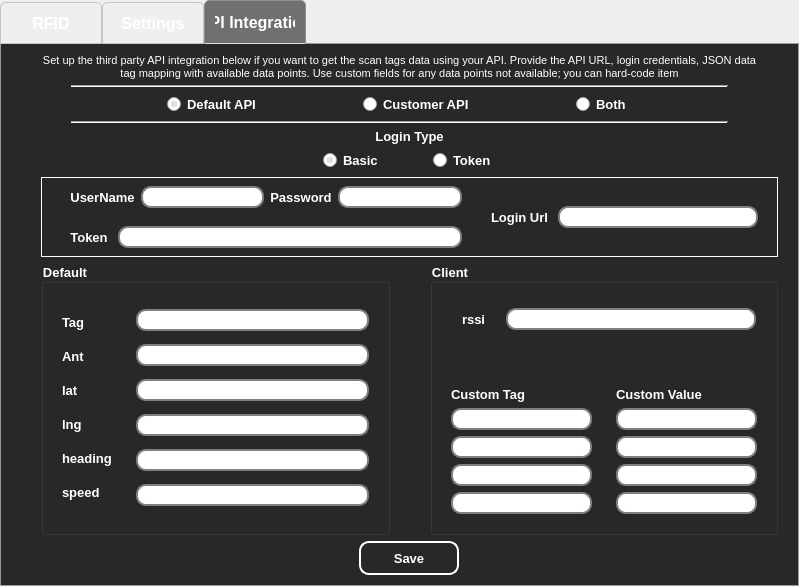
DevGuruPro/rfid-python, file ui/main.ui: the form before one commit.
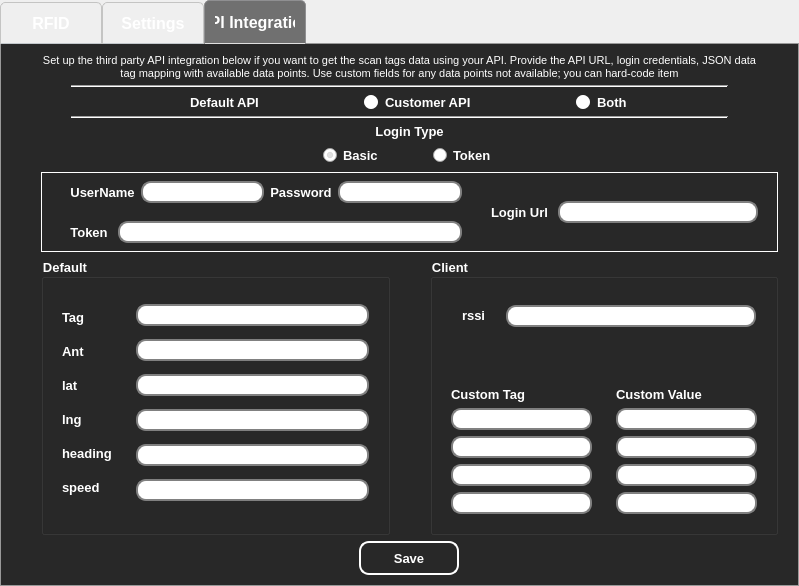
The form after the commit. The open tabs and pages were chosen to show the change. Icons and pictures are not drawn.

```diff
--- a/ui/main.ui
+++ b/ui/main.ui
@@ -2297,6 +2297,30 @@
                      <bold>true</bold>
                     </font>
                    </property>
+                   <property name="styleSheet">
+                    <string notr="true">QRadioButton{
+	color: white;
+}
+
+QRadioButton::indicator {  
+    width: 16px;  
+    height: 16px;  
+	border-radius: 8px;
+}  
+
+QRadioButton::indicator:unchecked {
+	width: 14px;  
+    height: 14px;
+	margin: 1px;
+    background-color: white;
+	border-radius: 7px;
+}
+
+QRadioButton::indicator:checked {
+	border-radius: 8px;
+    image: url(:/img/radiomark.png);  /* Use a custom image if needed */  
+ }</string>
+                   </property>
                    <property name="text">
                     <string>Default API</string>
                    </property>
@@ -2320,6 +2344,30 @@
                      <bold>true</bold>
                     </font>
                    </property>
+                   <property name="styleSheet">
+                    <string notr="true">QRadioButton{
+	color: white;
+}
+
+QRadioButton::indicator {  
+    width: 16px;  
+    height: 16px;  
+	border-radius: 8px;
+}  
+
+QRadioButton::indicator:unchecked {
+	width: 14px;  
+    height: 14px;
+	margin: 1px;
+    background-color: white;
+	border-radius: 7px;
+}
+
+QRadioButton::indicator:checked {
+	border-radius: 8px;
+    image: url(:/img/radiomark.png);  /* Use a custom image if needed */  
+ }</string>
+                   </property>
                    <property name="text">
                     <string>Customer API</string>
                    </property>
@@ -2340,6 +2388,30 @@
                      <bold>true</bold>
                     </font>
                    </property>
+                   <property name="styleSheet">
+                    <string notr="true">QRadioButton{
+	color: white;
+}
+
+QRadioButton::indicator {  
+    width: 16px;  
+    height: 16px;  
+	border-radius: 8px;
+}  
+
+QRadioButton::indicator:unchecked {
+	width: 14px;  
+    height: 14px;
+	margin: 1px;
+    background-color: white;
+	border-radius: 7px;
+}
+
+QRadioButton::indicator:checked {
+	border-radius: 8px;
+    image: url(:/img/radiomark.png);  /* Use a custom image if needed */  
+ }</string>
+                   </property>
                    <property name="text">
                     <string>Both</string>
                    </property>
```
Left out of the diff: 50 changed lines with no effect on the pictures.
